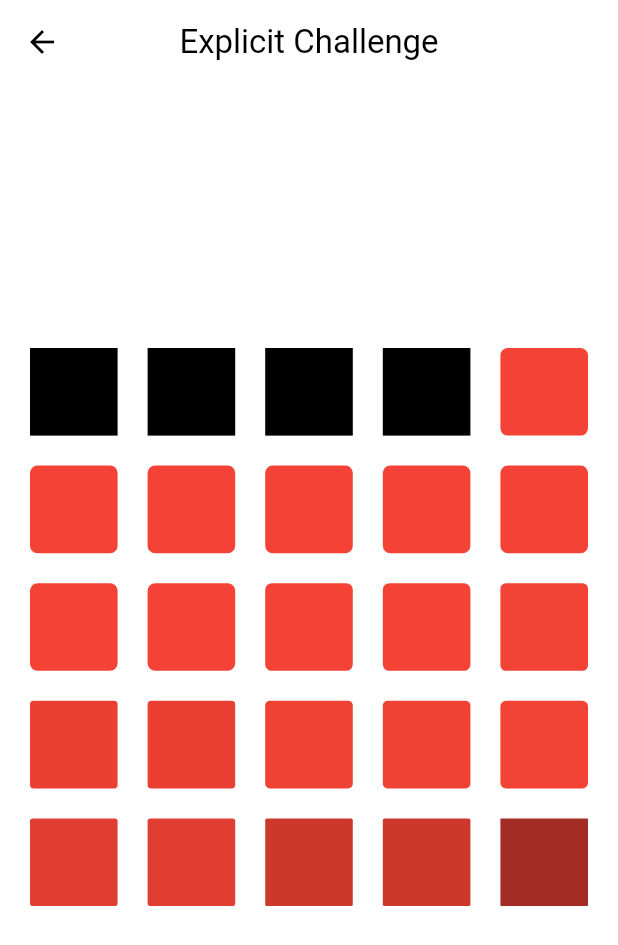
After one commit to Daesun97/flutter_animation, a Flutter app: the screen it shows after launch, after a tap on "Explicit Challange", on a phone screen of 412 x 824 dp. The commit adds this screen. Shown: the top 945 px of the screen. Run offline on Flutter 3.47's test engine with Material 3 defaults, Android fonts, the phone set to English and light mode, and no system bars.

Commit message:
명시적애니메이션

```diff
--- /dev/null
+++ b/lib/screens/explicit_challenge.dart
@@ -0,0 +1,158 @@
+import 'package:flutter/cupertino.dart';
+import 'package:flutter/material.dart';
+
+class ExplicitChallengeScreen extends StatefulWidget {
+  const ExplicitChallengeScreen({super.key});
+
+  @override
+  State<ExplicitChallengeScreen> createState() =>
+      _ExplicitChallengeScreenState();
+}
+
+class _ExplicitChallengeScreenState extends State<ExplicitChallengeScreen>
+    with TickerProviderStateMixin {
+  late final List<AnimationController> _animationController;
+  late final List<CurvedAnimation> _curves;
+  late final List<Animation<Color?>> _colors;
+
+  @override
+  void initState() {
+    super.initState();
+    _animationController = List<AnimationController>.generate(
+      25,
+      (index) {
+        return AnimationController(
+          vsync: this,
+          duration: const Duration(milliseconds: 100),
+          reverseDuration: const Duration(milliseconds: 800),
+        );
+      },
+    );
+    _curves = List<CurvedAnimation>.generate(
+      25,
+      (index) {
+        return CurvedAnimation(
+            parent: _animationController[index],
+            curve: CustomJumpCurve(),
+            reverseCurve: Curves.easeOutCirc);
+      },
+    );
+    _colors = _curves.map((controller) {
+      return ColorTween(
+        begin: Colors.black,
+        end: Colors.red,
+      ).animate(controller);
+    }).toList();
+
+    _colorTransition();
+  }
+
+  List<int> _generateOrder(int rows, int cols) {
+    //좌표 들어갈 리스트 만들고
+    List<int> order = [];
+    //가로
+    for (int i = 0; i < rows; i++) {
+      if (i % 2 == 0) {
+        //세로
+        for (int j = 0; j < cols; j++) {
+          order.add(i * cols + j);
+        }
+        //가로가 홀수일때
+      } else {
+        for (int j = cols - 1; j >= 0; j--) {
+          order.add(i * cols + j);
+        }
+      }
+    }
+
+    return order;
+  }
+
+  void _eachItemsStatusListener(AnimationStatus status, int index) async {
+    if (!mounted) return;
+    if (status == AnimationStatus.completed) {
+      await Future.delayed(
+        const Duration(milliseconds: 120),
+      );
+      if (!mounted) return;
+      _animationController[index].reverse();
+    } else if (status == AnimationStatus.dismissed) {
+      await Future.delayed(
+        const Duration(milliseconds: 800),
+      );
+      if (!mounted) return;
+
+      _animationController[index].forward();
+    }
+  }
+
+  void _colorTransition() async {
+    final order = _generateOrder(5, 5);
+    print('리스트 생긴거 $order');
+    for (var index in order) {
+      _animationController[index].forward();
+      _animationController[index].addStatusListener(
+          (AnimationStatus status) => _eachItemsStatusListener(status, index));
+      //이거 없으면 한번에 다켜짐
+      await Future.delayed(const Duration(milliseconds: 50));
+    }
+  }
+
+  @override
+  void dispose() {
+    for (var controller in _animationController) {
+      controller.dispose();
+    }
+
+    super.dispose();
+  }
+
+  @override
+  Widget build(BuildContext context) {
+    return Scaffold(
+      appBar: AppBar(
+        centerTitle: true,
+        title: const Text('Explicit Challenge'),
+      ),
+      body: Padding(
+        padding: const EdgeInsets.all(20),
+        child: Center(
+          child: Transform.flip(
+            flipX: true,
+            flipY: true,
+            origin: const Offset(0, -100),
+            child: GridView(
+              gridDelegate: const SliverGridDelegateWithFixedCrossAxisCount(
+                  crossAxisCount: 5, crossAxisSpacing: 20, mainAxisSpacing: 20),
+              children: List.generate(25, (index) {
+                return AnimatedBuilder(
+                  animation: _curves[index],
+                  builder: (context, child) => Container(
+                    decoration: BoxDecoration(
+                      borderRadius: BorderRadius.circular(
+                          _animationController[index].value * 5),
+                      color: _colors[index].value,
+                    ),
+                  ),
+                );
+              }),
+            ),
+          ),
+        ),
+      ),
+    );
+  }
+}
+
+class CustomJumpCurve extends Curve {
+  @override
+  double transformInternal(double t) {
+    if (t < 0.33) {
+      return 1.0; // First segment stays at 1
+    } else if (t < 0.66) {
+      return 0.0; // Second segment drops to 0
+    } else {
+      return 1.0; // Third segment goes back to 1
+    }
+  }
+}
--- a/lib/screens/menu_screens.dart
+++ b/lib/screens/menu_screens.dart
@@ -1,4 +1,6 @@
 import 'package:flutter/material.dart';
+import 'package:flutter_animations_study/screens/explicit_animation.dart';
+import 'package:flutter_animations_study/screens/explicit_challenge.dart';
 import 'package:flutter_animations_study/screens/implicit_animation.dart';
 
 class MenuScreen extends StatelessWidget {
@@ -35,6 +37,33 @@ class MenuScreen extends StatelessWidget {
               },
               child: const Text('implicit Animations'),
             ),
+            const SizedBox(
+              height: 10,
+            ),
+            ElevatedButton(
+              onPressed: () {
+                _goToPage(
+                  context,
+                  const ExplicitAnimationScreen(),
+                );
+              },
+              child: const Text('Explicit Animation'),
+            ),
+            const SizedBox(
+              height: 10,
+            ),
+            ElevatedButton(
+              onPressed: () {
+                _goToPage(
+                  context,
+                  const ExplicitChallengeScreen(),
+                );
+              },
+              child: const Text(
+                'Explicit Challange',
+                style: TextStyle(color: Colors.red),
+              ),
+            ),
           ],
         ),
       ),
```
Also changed, not shown: lib/screens/explicit_animation.dart (added, +175 -0 lines).
